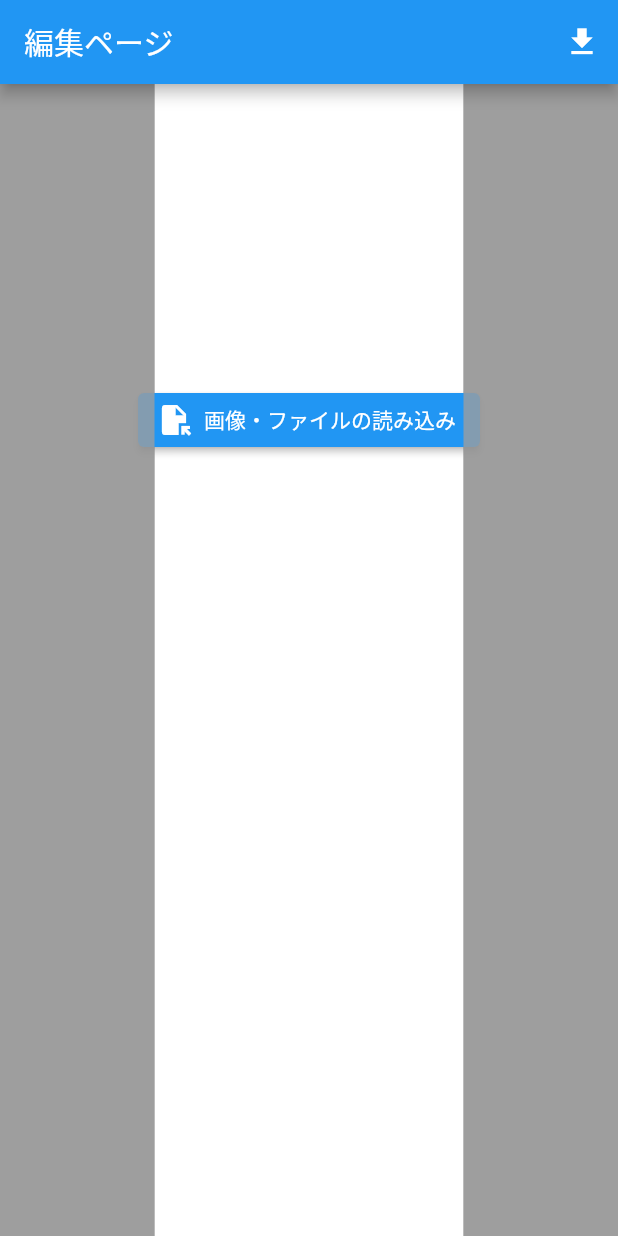
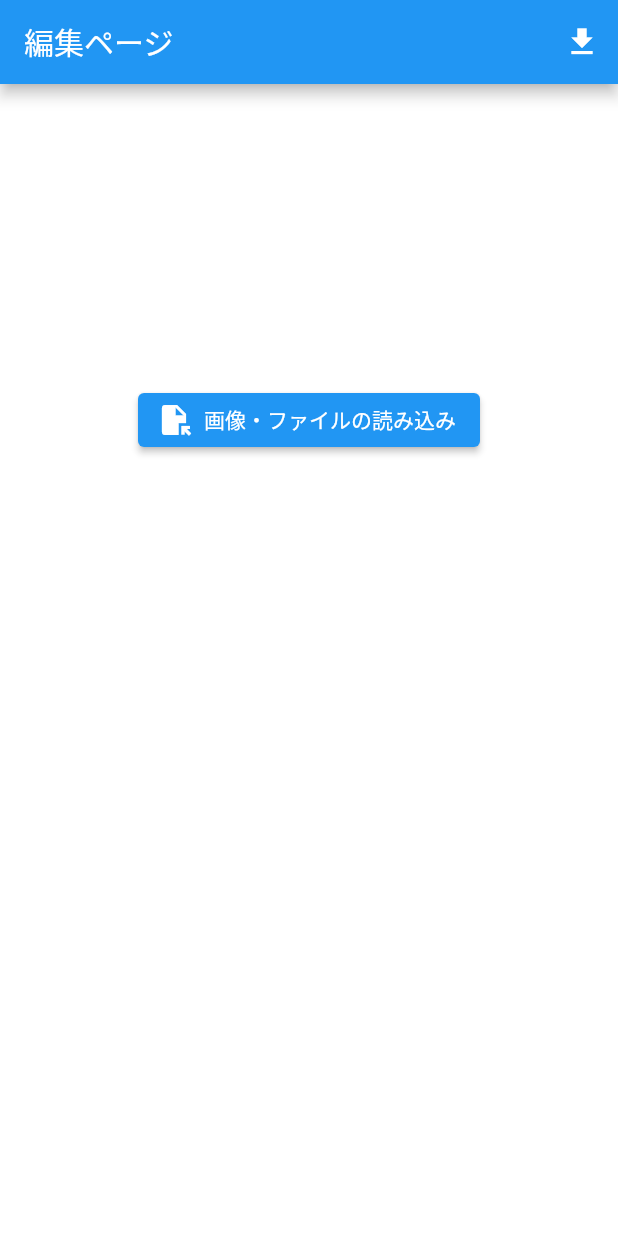
Before and after one commit to hatano0x06/tateyomi-gigarizer, a Flutter app: the screen it shows after launch, on a phone screen of 412 x 824 dp. Run offline on Flutter 3.47's test engine with Material 2 defaults, Android fonts, the phone set to English and light mode, and no system bars; our stand-ins replace file_picker, url_strategy, validators, visibility_detector; missing offline and left inert: universal_html.

Commit message:
拡大横幅スペース

```diff
--- a/flutter/lib/main.dart
+++ b/flutter/lib/main.dart
@@ -1,3 +1,5 @@
+import 'dart:ui';
+
 import 'package:flutter/material.dart';
 import 'package:tateyomi_gigarizer/db/db_impl.dart';
 import 'package:tateyomi_gigarizer/page/edit_page.dart';
@@ -10,17 +12,17 @@ void main() {
 
 // TODO:
 //  キャンパスの大きさ指定
+//  - 大コマは90度回転（機能としても出しておく
 
 // TODO: 縦読みの機能（２１日まで
-//  - 大コマは90度回転（機能としても出しておく
 //  - 保存機能（ログイン
+//  - スマホ連携
 //  - 特殊な指定（それ以降の奴もコマも一緒に移動
 //  - 配置を良い感じにする
 //  - firebase反映
 
 // TODO: オプション
 //  - 背景レイヤー
-//  - スマホ連携
 //  - 横に全体像が見れるやつ
 //  - クラッシュログ
 
@@ -31,6 +33,7 @@ class MyApp extends StatelessWidget {
   @override
   Widget build(BuildContext context) {
     return MaterialApp(
+      scrollBehavior: const MaterialScrollBehavior().copyWith( dragDevices: {PointerDeviceKind.mouse}, ),
       debugShowCheckedModeBanner: false,
       title: 'Flutter Demo',
       theme: ThemeData(
--- a/flutter/lib/page/edit_page.dart
+++ b/flutter/lib/page/edit_page.dart
@@ -1,7 +1,6 @@
 // ignore_for_file: avoid_print, constant_identifier_names
 
 import 'dart:async';
-import 'dart:math';
 import 'dart:typed_data';
 
 import 'package:file_picker/file_picker.dart';
@@ -13,6 +12,7 @@ import 'package:tateyomi_gigarizer/model/frame_image.dart';
 import 'package:tateyomi_gigarizer/model/keyboard.dart';
 import 'package:tateyomi_gigarizer/page/corner_ball.dart';
 import 'package:tateyomi_gigarizer/download/canvas_to_image.dart';
+import 'package:universal_html/html.dart';
 import 'dart:ui' as ui;
 import 'dart:math' as math;
 import 'dart:convert';
@@ -48,10 +48,11 @@ class EditPageState extends State<EditPage> {
 
     // TODO: こいつも外部からの読み込みにする
     SchedulerBinding.instance?.addPostFrameCallback((_){
-      canvasSize = Size(
-        MediaQuery.of(context).size.width/2,
-        MediaQuery.of(context).size.height * 5,
+      // comico設定　https://tips.clip-studio.com/ja-jp/articles/2781#:~:text=%E8%A7%A3%E5%83%8F%E5%BA%A6%E3%81%AF%E5%8D%B0%E5%88%B7%E3%81%AE%E9%9A%9B,%E3%81%99%E3%82%8B%E3%81%93%E3%81%A8%E3%81%8C%E5%A4%9A%E3%81%84%E3%81%A7%E3%81%99%E3%80%82
+      canvasSize = const Size(
+        690, 20000
       );
+
       setState(() { });
     });
 
@@ -98,13 +99,13 @@ class EditPageState extends State<EditPage> {
   Widget build(BuildContext context) {
     List<Widget> showWidgetList = [_backGroundBody(), ..._frameBodyList()];
 
-    Widget outsideGraySpace(){
-      return Container(
-        width: (MediaQuery.of(context).size.width - canvasSize.width)/2,
-        height: MediaQuery.of(context).size.height,
-        color: Colors.grey.withAlpha(200),
-      );
-    }
+    // Widget outsideGraySpace(){
+    //   return Container(
+    //     width: (MediaQuery.of(context).size.width - canvasSize.width)/2,
+    //     height: MediaQuery.of(context).size.height,
+    //     color: Colors.grey.withAlpha(200),
+    //   );
+    // }
 
     Widget _body = Stack(
       children: [
@@ -112,8 +113,8 @@ class EditPageState extends State<EditPage> {
           controller  : scrollController,
           child       : Stack( children: showWidgetList ),
         ),
-        Align( alignment : Alignment.centerLeft, child : outsideGraySpace(),),
-        Align( alignment : Alignment.centerRight, child : outsideGraySpace(),),
+        // Align( alignment : Alignment.centerLeft, child : outsideGraySpace(),),
+        // Align( alignment : Alignment.centerRight, child : outsideGraySpace(),),
         focusDetailSettingBox()
       ],
     );
@@ -173,7 +174,13 @@ class EditPageState extends State<EditPage> {
         ]
       ),
 
-      body : _body,
+      body : GestureDetector(
+        child     : _body,
+        onTapUp   : (_){
+          focusFrame = null;
+          setState(() { });
+        },
+      ),
     );
   }
 
@@ -228,26 +235,61 @@ class EditPageState extends State<EditPage> {
         ),
       ),
     );
+  }
 
+  double windowZoomSize(){
+    return window.devicePixelRatio/1.25;
+  }
+
+  bool isImageLoaded(){
+    return frameImageList.where((_frameImage) => _frameImage.byteData != null).isNotEmpty;
   }
 
   Widget _backGroundBody(){
-    return Center(
-      child: GestureDetector(
-        child : Container(
-          // width : MediaQuery.of(context).size.width/2,
-          // height: MediaQuery.of(context).size.height,
-          width : canvasSize.width,
-          height: canvasSize.height,
-          color: Colors.white,
-        ),
-        onTapUp: (_){
-          focusFrame = null;
-          setState(() { });
-        },
+    if( !isImageLoaded() ) {
+      return Container(
+        width : MediaQuery.of(context).size.width,
+        height: MediaQuery.of(context).size.height,
+        color: Colors.white,
+      );
+    }
+
+
+    double sideSpaceWidth(){
+      if( windowZoomSize() >= 1.0 ){
+        Size realWindowSize = Size(
+          MediaQuery.of(context).size.width*windowZoomSize(),
+          MediaQuery.of(context).size.height*windowZoomSize(),
+        );
+
+        return (realWindowSize.width - canvasSize.width)/2;
+      }
+
+      return (MediaQuery.of(context).size.width - canvasSize.width)/2;
+    }
+
+    return SingleChildScrollView(
+      scrollDirection: Axis.horizontal,
+      child: Row(
+        children: [
+          Container(
+            color: Colors.red,
+            width : sideSpaceWidth(),
+            height: canvasSize.height,
+          ),
+          Container(
+            width : canvasSize.width,
+            height: canvasSize.height,
+            color: Colors.white,
+          ),
+          Container(
+            color: Colors.red,
+            width : sideSpaceWidth(),
+            height: canvasSize.height,
+          ),
+        ],
       ),
     );
-
   }
 
   List<Widget> _frameBodyList(){
```
